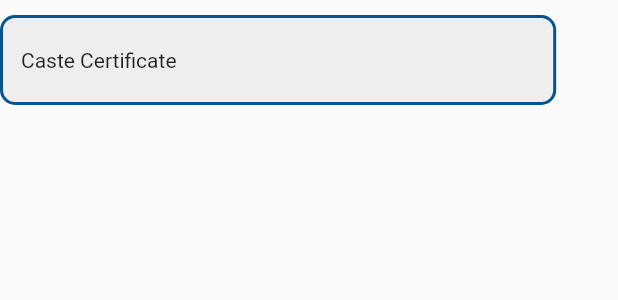
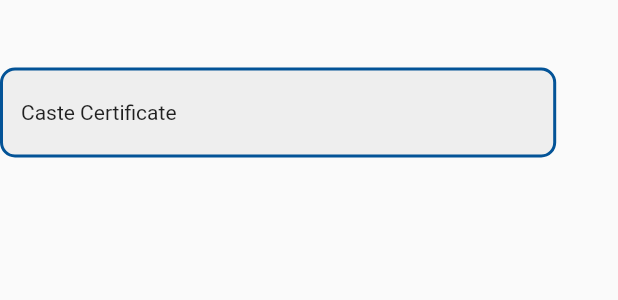
Before and after one commit to Fanza2000/2021_IBM_Code_Challenge_e-appoint, a Flutter app: the ServiceContainer widget shown alone on an empty page, opened directly, on a phone screen of 412 x 824 dp. Shown: the top 300 px of the screen. Run offline on Flutter 3.47's test engine with Material 2 defaults, Android fonts, the phone set to English and light mode, and no system bars; our stand-ins replace get, get_storage, google_fonts; accounts and stored records are empty.

Commit message:
update home.dart
modified margin

```diff
--- a/lib/screens/home.dart
+++ b/lib/screens/home.dart
@@ -186,7 +186,7 @@ class ServiceContainer extends StatelessWidget {
         width: Get.width * 0.9,
         alignment: Alignment.centerLeft,
         padding: EdgeInsets.all(12),
-        margin: EdgeInsets.symmetric(vertical: 10),
+        margin: EdgeInsets.symmetric(vertical: 45),
         decoration: BoxDecoration(
           color: Color(0xffEEEEEE),
           borderRadius: BorderRadius.circular(10),
```
